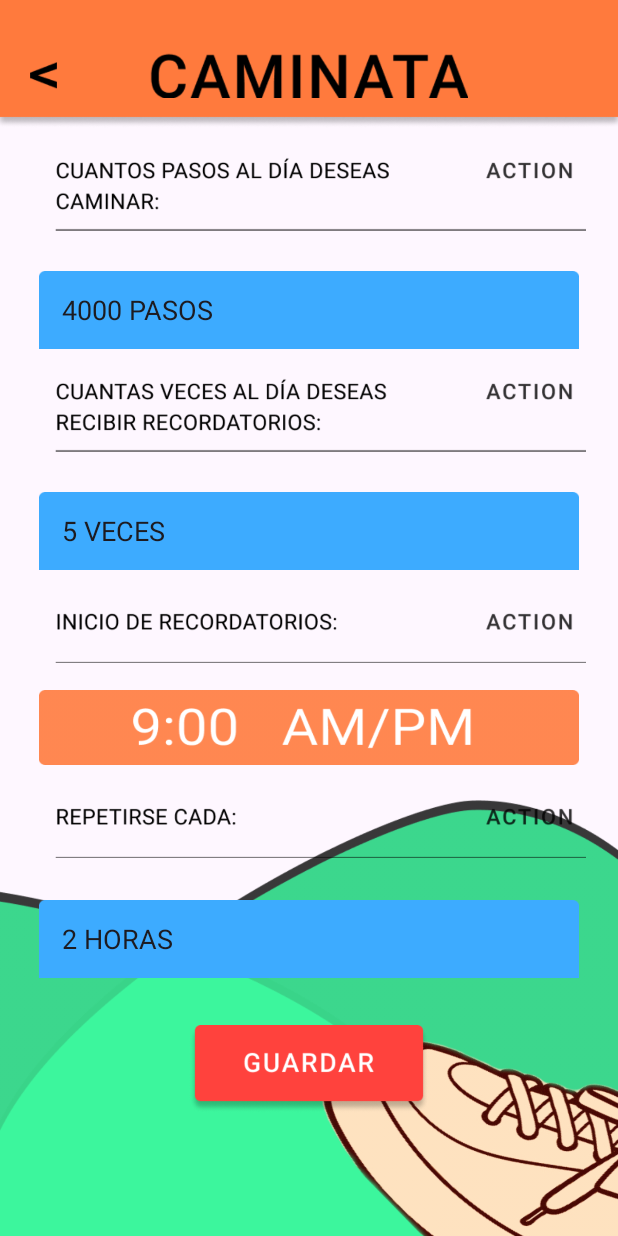
After one commit to ja-ardila/AlarmasMobile, an Android app: the RegistroCaminata screen opened directly, with no data from a screen before it, on a phone screen of 412 x 824 dp. The commit adds this screen. Run offline under Robolectric (Android 15) with nearby library versions, the phone set to English and light mode, and no system bars.

Commit message:
Pantalla REGISTRO CAMINATA completada

```diff
--- a/app/src/main/AndroidManifest.xml
+++ b/app/src/main/AndroidManifest.xml
@@ -12,6 +12,9 @@
         android:supportsRtl="true"
         android:theme="@style/Theme.AlarmasMobile"
         tools:targetApi="31">
+        <activity
+            android:name=".RegistroCaminata"
+            android:exported="false" />
         <activity
             android:name=".AlarmaHidratacion"
             android:exported="false" />
--- a/app/src/main/java/com/example/alarmasmobile/MainActivity.kt
+++ b/app/src/main/java/com/example/alarmasmobile/MainActivity.kt
@@ -2,12 +2,8 @@
 
 import android.content.Intent
 import android.os.Bundle
-import android.view.View
 import android.widget.Button
-import androidx.activity.enableEdgeToEdge
 import androidx.appcompat.app.AppCompatActivity
-import androidx.core.view.ViewCompat
-import androidx.core.view.WindowInsetsCompat
 
 
 class MainActivity : AppCompatActivity() {
@@ -15,12 +11,18 @@
         super.onCreate(savedInstanceState)
         setContentView(R.layout.activity_main)
 
-        // Encontrar el botón por su ID y establecer el onClickListener
-        val boton = findViewById<Button>(R.id.button_prueba)
-        boton.setOnClickListener {
-            // Crear un intent para cambiar a la segunda actividad
+        // Boton para cambiar a alarma hidratación
+        val alarma_hidratacion = findViewById<Button>(R.id.pantalla_alarma_hidratacion)
+        alarma_hidratacion.setOnClickListener {
             val intent = Intent(this, AlarmaHidratacion::class.java)
-            startActivity(intent)  // Iniciar la segunda actividad
+            startActivity(intent)
+        }
+
+        //Botón para cambiar a registro de caminata
+        val registro_caminata = findViewById<Button>(R.id.pantalla_registro_caminata)
+        registro_caminata.setOnClickListener {
+            val intent = Intent(this, RegistroCaminata::class.java)
+            startActivity(intent)
         }
     }
 }
--- /dev/null
+++ b/app/src/main/java/com/example/alarmasmobile/RegistroCaminata.kt
@@ -0,0 +1,20 @@
+package com.example.alarmasmobile
+
+import android.content.Intent
+import android.os.Bundle
+import android.view.View
+import android.widget.ImageView
+import androidx.appcompat.app.AppCompatActivity
+
+class RegistroCaminata : AppCompatActivity() {
+    override fun onCreate(savedInstanceState: Bundle?) {
+        super.onCreate(savedInstanceState)
+        setContentView(R.layout.activity_registro_caminata)
+
+        val back = findViewById<View>(R.id.back)
+        back.setOnClickListener {
+            val intent = Intent(this, MainActivity::class.java)
+            startActivity(intent)
+        }
+    }
+}
--- a/app/src/main/res/layout/activity_main.xml
+++ b/app/src/main/res/layout/activity_main.xml
@@ -2,7 +2,7 @@
 <androidx.constraintlayout.widget.ConstraintLayout xmlns:android="http://schemas.android.com/apk/res/android"
     xmlns:app="http://schemas.android.com/apk/res-auto"
     xmlns:tools="http://schemas.android.com/tools"
-    android:id="@+id/main"
+    android:id="@+id/registro_caminata"
     android:layout_width="match_parent"
     android:layout_height="match_parent"
     tools:context=".MainActivity">
@@ -18,7 +18,7 @@
         app:layout_constraintTop_toTopOf="parent" />
 
     <Button
-        android:id="@+id/button_prueba"
+        android:id="@+id/pantalla_alarma_hidratacion"
         android:layout_width="wrap_content"
         android:layout_height="wrap_content"
         android:text="Pantalla alarma hidratación"
@@ -26,4 +26,13 @@
         app:layout_constraintStart_toStartOf="parent"
         app:layout_constraintTop_toBottomOf="@+id/textView" />
 
+    <Button
+        android:id="@+id/pantalla_registro_caminata"
+        android:layout_width="wrap_content"
+        android:layout_height="wrap_content"
+        android:text="Pantalla registro caminata"
+        app:layout_constraintEnd_toEndOf="parent"
+        app:layout_constraintStart_toStartOf="parent"
+        app:layout_constraintTop_toBottomOf="@+id/pantalla_alarma_hidratacion" />
+
 </androidx.constraintlayout.widget.ConstraintLayout>
--- /dev/null
+++ b/app/src/main/res/layout/activity_registro_caminata.xml
@@ -0,0 +1,142 @@
+<?xml version="1.0" encoding="utf-8"?>
+<androidx.constraintlayout.widget.ConstraintLayout xmlns:android="http://schemas.android.com/apk/res/android"
+    xmlns:app="http://schemas.android.com/apk/res-auto"
+    xmlns:tools="http://schemas.android.com/tools"
+    android:id="@+id/registro_caminata"
+    android:layout_width="match_parent"
+    android:layout_height="match_parent"
+    tools:context=".RegistroCaminata">
+
+    <View
+        android:id="@+id/top_bar"
+        android:layout_width="wrap_content"
+        android:layout_height="85dp"
+        android:background="@drawable/top_bar_naranja"
+        app:layout_constraintEnd_toEndOf="parent"
+        app:layout_constraintStart_toStartOf="parent"
+        app:layout_constraintTop_toTopOf="parent" />
+
+    <View
+        android:id="@+id/titulo_caminata"
+        android:layout_width="match_parent"
+        android:layout_height="0dp"
+        android:layout_marginStart="100dp"
+        android:layout_marginTop="35dp"
+        android:layout_marginEnd="100dp"
+        android:layout_marginBottom="20dp"
+        android:background="@drawable/texto_caminata"
+        app:layout_constraintBottom_toBottomOf="@+id/top_bar"
+        app:layout_constraintEnd_toEndOf="parent"
+        app:layout_constraintStart_toStartOf="parent"
+        app:layout_constraintTop_toTopOf="parent" />
+
+    <View
+        android:id="@+id/back"
+        android:layout_width="18dp"
+        android:layout_height="18dp"
+        android:layout_marginStart="20dp"
+        android:background="@drawable/back"
+        app:layout_constraintBottom_toBottomOf="@+id/titulo_caminata"
+        app:layout_constraintStart_toStartOf="parent"
+        app:layout_constraintTop_toTopOf="@+id/titulo_caminata" />
+
+    <View
+        android:id="@+id/fondo_montana"
+        android:layout_width="match_parent"
+        android:layout_height="350dp"
+        android:background="@drawable/fondo_montanas"
+        app:layout_constraintBottom_toBottomOf="parent"
+        app:layout_constraintEnd_toEndOf="parent"
+        app:layout_constraintStart_toStartOf="parent" />
+
+    <View
+        android:id="@+id/bota_esquina"
+        android:layout_width="220dp"
+        android:layout_height="200dp"
+        android:background="@drawable/bota_esquina"
+        app:layout_constraintBottom_toBottomOf="parent"
+        app:layout_constraintEnd_toEndOf="parent" />
+
+    <LinearLayout
+        android:layout_width="match_parent"
+        android:layout_height="659dp"
+        android:gravity="center_horizontal"
+        android:orientation="vertical"
+        app:layout_constraintEnd_toEndOf="parent"
+        app:layout_constraintStart_toStartOf="parent"
+        app:layout_constraintTop_toBottomOf="@+id/top_bar">
+
+        <ImageView
+            android:id="@+id/label_pasos"
+            android:layout_width="370dp"
+            android:layout_height="70dp"
+            app:srcCompat="@drawable/label_pasos" />
+
+        <EditText
+            android:id="@+id/edit_pasos"
+            android:layout_width="360dp"
+            android:layout_height="52dp"
+            android:layout_marginTop="25dp"
+            android:background="@drawable/fondo_azul_campo_texto"
+            android:ems="10"
+            android:inputType="text"
+            android:paddingLeft="15dp"
+            android:text="4000 PASOS" />
+
+        <ImageView
+            android:id="@+id/label_veces"
+            android:layout_width="370dp"
+            android:layout_height="70dp"
+            app:srcCompat="@drawable/label_veces" />
+
+        <EditText
+            android:id="@+id/edit_veces"
+            android:layout_width="360dp"
+            android:layout_height="52dp"
+            android:layout_marginTop="25dp"
+            android:background="@drawable/fondo_azul_campo_texto"
+            android:ems="10"
+            android:inputType="text"
+            android:paddingLeft="15dp"
+            android:text="5 VECES" />
+
+        <ImageView
+            android:id="@+id/label_inicio_recordatorios"
+            android:layout_width="370dp"
+            android:layout_height="70dp"
+            app:srcCompat="@drawable/label_inicio_recordatorio" />
+
+        <ImageView
+            android:id="@+id/set_time"
+            android:layout_width="360dp"
+            android:layout_height="50dp"
+            android:layout_marginTop="10dp"
+            android:scaleType="fitXY"
+            app:srcCompat="@drawable/set_time" />
+
+        <ImageView
+            android:id="@+id/label_repeticiones"
+            android:layout_width="370dp"
+            android:layout_height="70dp"
+            app:srcCompat="@drawable/label_repetirse" />
+
+        <EditText
+            android:id="@+id/edit_repeticiones"
+            android:layout_width="360dp"
+            android:layout_height="52dp"
+            android:layout_marginTop="20dp"
+            android:background="@drawable/fondo_azul_campo_texto"
+            android:ems="10"
+            android:inputType="text"
+            android:paddingLeft="15dp"
+            android:text="2 HORAS" />
+
+        <ImageView
+            android:id="@+id/boton_guardar"
+            android:layout_width="160dp"
+            android:layout_height="61dp"
+            android:layout_marginTop="30dp"
+            app:srcCompat="@drawable/btn_guardar" />
+    </LinearLayout>
+
+</androidx.constraintlayout.widget.ConstraintLayout>
```
Also changed, not shown: app/src/main/res/drawable/back.png (added), app/src/main/res/drawable/bota_esquina.png (added), app/src/main/res/drawable/btn_guardar.png (added), app/src/main/res/drawable/fondo_azul_campo_texto.png (added), app/src/main/res/drawable/fondo_montanas.png (added), app/src/main/res/drawable/label_inicio_recordatorio.png (added), app/src/main/res/drawable/label_pasos.png (added), app/src/main/res/drawable/label_repetirse.png (added), app/src/main/res/drawable/label_veces.png (added), app/src/main/res/drawable/set_time.png (added), app/src/main/res/drawable/texto_caminata.png (added), app/src/main/res/drawable/top_bar_naranja.png (added).
